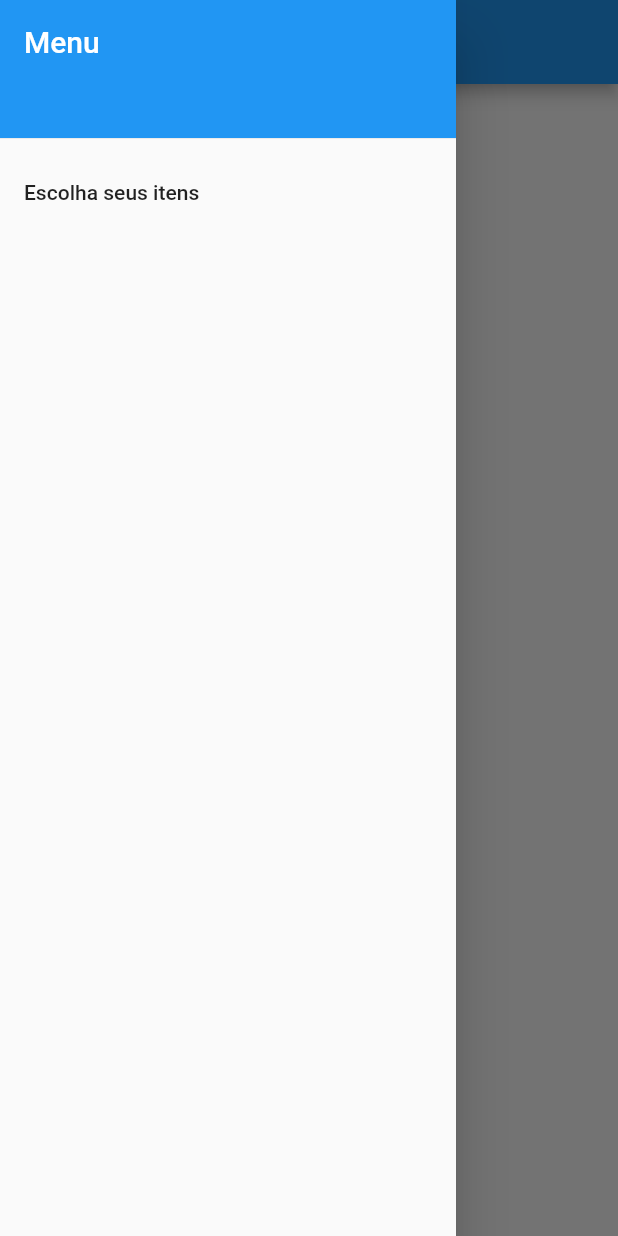
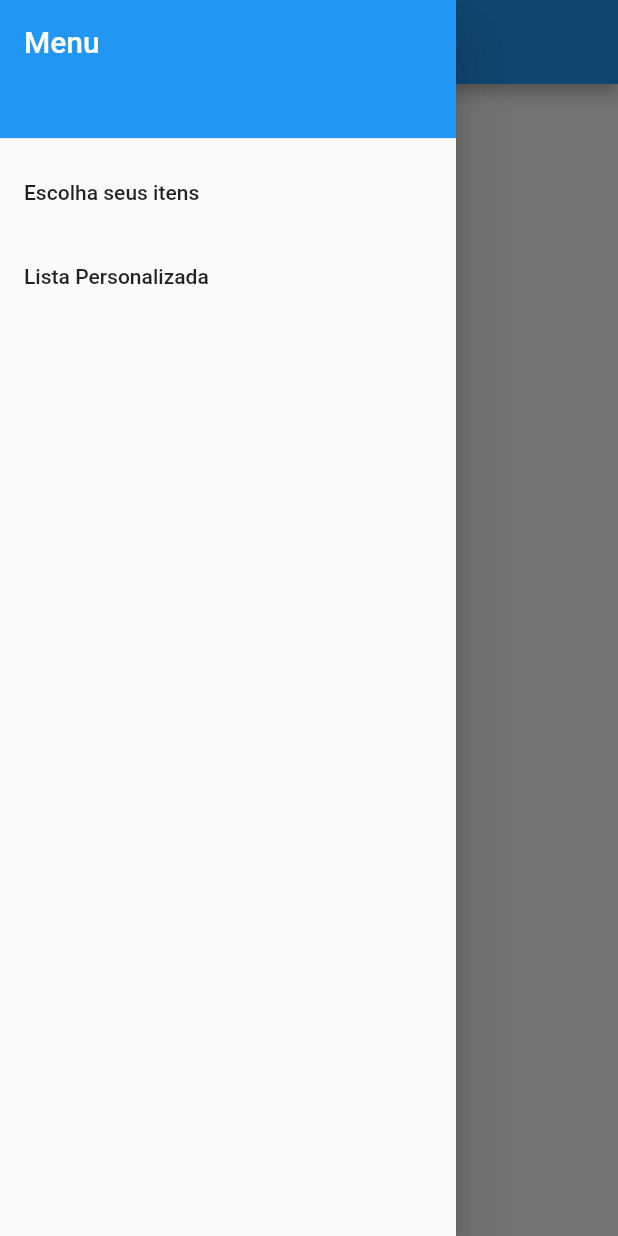
Before and after one commit to GlendaEsteves/projeto-lista-compras, a Flutter app: the screen it shows after launch, with the side drawer open, on a phone screen of 412 x 824 dp. Run offline on Flutter 3.47's test engine with Material 2 defaults, Android fonts, the phone set to English and light mode, and no system bars.

Commit message:
salvando main

```diff
--- a/lib/main.dart
+++ b/lib/main.dart
@@ -34,8 +34,8 @@ class MyHomePage extends StatelessWidget {
     return Scaffold(
       appBar: AppBar(title: Text(title)),
       body: Column(
-        children: const [
-          Center(
+        children: [
+          const Center(
             child: Text('Lista de Compras!'),
           ),
         ],
@@ -70,6 +70,12 @@ class MyHomePage extends StatelessWidget {
                 );
               },
             ),
+            ListTile(
+              title: const Text('Lista Personalizada'),
+              onTap: () {
+                Navigator.pop(context);
+              },
+            ),
           ],
         ),
       ),
```
